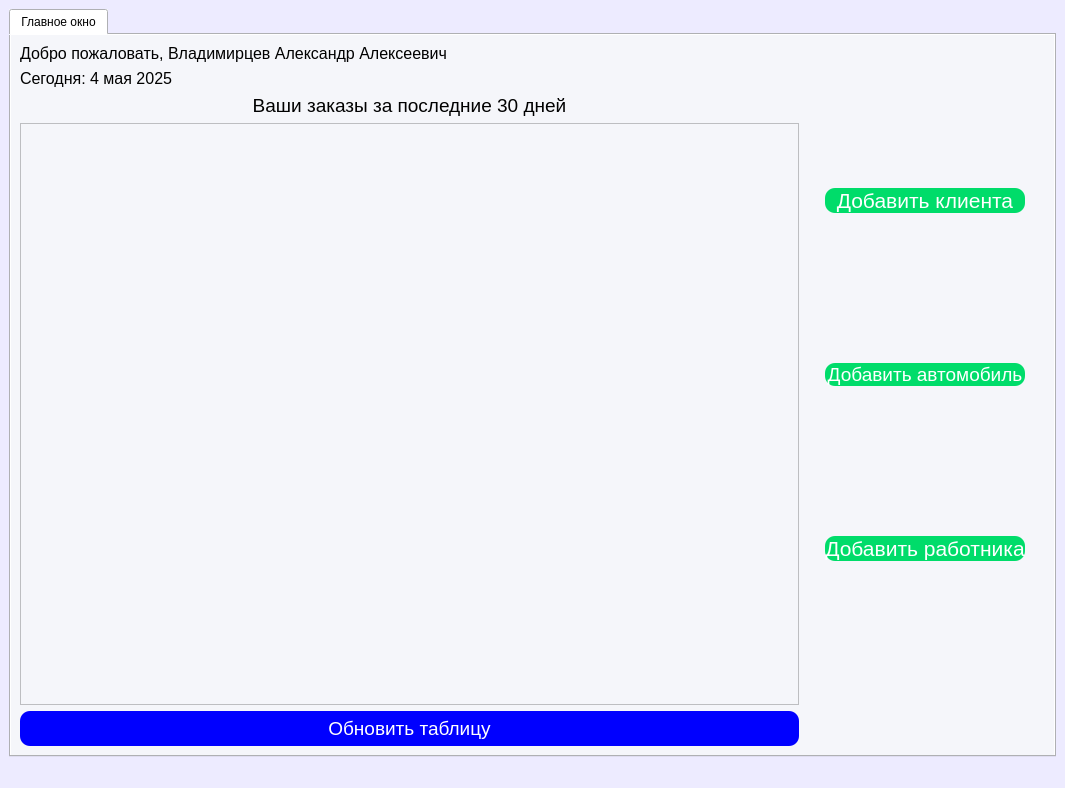
Qt form ui/mainwindow_admin.ui (Mostov2005/SQL_car_service) before a commit.
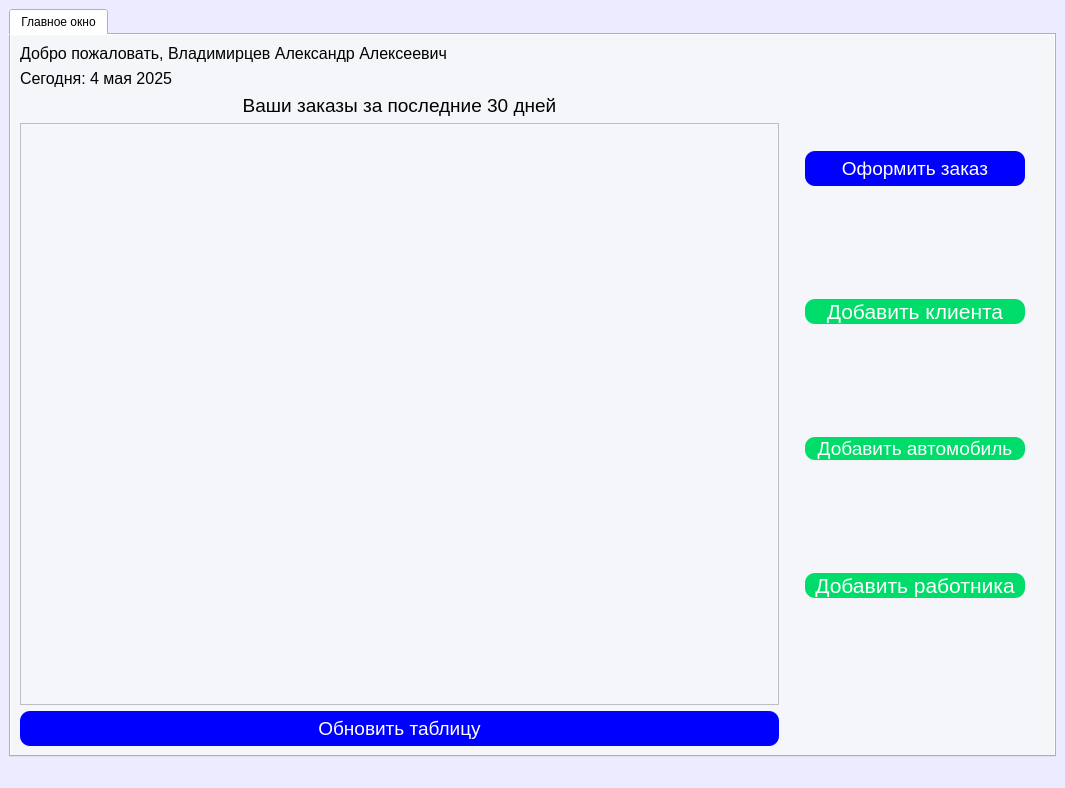
The same form after that commit.

The edit to the form file:
```diff
--- a/ui/mainwindow_admin.ui
+++ b/ui/mainwindow_admin.ui
@@ -46,7 +46,209 @@
            <number>20</number>
           </property>
           <item>
-           <widget class="QPushButton" name="add_client">
+           <widget class="QPushButton" name="place_order_btn">
+            <property name="minimumSize">
+             <size>
+              <width>220</width>
+              <height>35</height>
+             </size>
+            </property>
+            <property name="palette">
+             <palette>
+              <active>
+               <colorrole role="WindowText">
+                <brush brushstyle="SolidPattern">
+                 <color alpha="255">
+                  <red>255</red>
+                  <green>255</green>
+                  <blue>255</blue>
+                 </color>
+                </brush>
+               </colorrole>
+               <colorrole role="Button">
+                <brush brushstyle="SolidPattern">
+                 <color alpha="255">
+                  <red>0</red>
+                  <green>0</green>
+                  <blue>255</blue>
+                 </color>
+                </brush>
+               </colorrole>
+               <colorrole role="Text">
+                <brush brushstyle="SolidPattern">
+                 <color alpha="255">
+                  <red>255</red>
+                  <green>255</green>
+                  <blue>255</blue>
+                 </color>
+                </brush>
+               </colorrole>
+               <colorrole role="ButtonText">
+                <brush brushstyle="SolidPattern">
+                 <color alpha="255">
+                  <red>255</red>
+                  <green>255</green>
+                  <blue>255</blue>
+                 </color>
+                </brush>
+               </colorrole>
+               <colorrole role="Base">
+                <brush brushstyle="SolidPattern">
+                 <color alpha="255">
+                  <red>0</red>
+                  <green>0</green>
+                  <blue>255</blue>
+                 </color>
+                </brush>
+               </colorrole>
+               <colorrole role="Window">
+                <brush brushstyle="SolidPattern">
+                 <color alpha="255">
+                  <red>0</red>
+                  <green>0</green>
+                  <blue>255</blue>
+                 </color>
+                </brush>
+               </colorrole>
+              </active>
+              <inactive>
+               <colorrole role="WindowText">
+                <brush brushstyle="SolidPattern">
+                 <color alpha="255">
+                  <red>255</red>
+                  <green>255</green>
+                  <blue>255</blue>
+                 </color>
+                </brush>
+               </colorrole>
+               <colorrole role="Button">
+                <brush brushstyle="SolidPattern">
+                 <color alpha="255">
+                  <red>0</red>
+                  <green>0</green>
+                  <blue>255</blue>
+                 </color>
+                </brush>
+               </colorrole>
+               <colorrole role="Text">
+                <brush brushstyle="SolidPattern">
+                 <color alpha="255">
+                  <red>255</red>
+                  <green>255</green>
+                  <blue>255</blue>
+                 </color>
+                </brush>
+               </colorrole>
+               <colorrole role="ButtonText">
+                <brush brushstyle="SolidPattern">
+                 <color alpha="255">
+                  <red>255</red>
+                  <green>255</green>
+                  <blue>255</blue>
+                 </color>
+                </brush>
+               </colorrole>
+               <colorrole role="Base">
+                <brush brushstyle="SolidPattern">
+                 <color alpha="255">
+                  <red>0</red>
+                  <green>0</green>
+                  <blue>255</blue>
+                 </color>
+                </brush>
+               </colorrole>
+               <colorrole role="Window">
+                <brush brushstyle="SolidPattern">
+                 <color alpha="255">
+                  <red>0</red>
+                  <green>0</green>
+                  <blue>255</blue>
+                 </color>
+                </brush>
+               </colorrole>
+              </inactive>
+              <disabled>
+               <colorrole role="WindowText">
+                <brush brushstyle="SolidPattern">
+                 <color alpha="255">
+                  <red>255</red>
+                  <green>255</green>
+                  <blue>255</blue>
+                 </color>
+                </brush>
+               </colorrole>
+               <colorrole role="Button">
+                <brush brushstyle="SolidPattern">
+                 <color alpha="255">
+                  <red>0</red>
+                  <green>0</green>
+                  <blue>255</blue>
+                 </color>
+                </brush>
+               </colorrole>
+               <colorrole role="Text">
+                <brush brushstyle="SolidPattern">
+                 <color alpha="255">
+                  <red>255</red>
+                  <green>255</green>
+                  <blue>255</blue>
+                 </color>
+                </brush>
+               </colorrole>
+               <colorrole role="ButtonText">
+                <brush brushstyle="SolidPattern">
+                 <color alpha="255">
+                  <red>255</red>
+                  <green>255</green>
+                  <blue>255</blue>
+                 </color>
+                </brush>
+               </colorrole>
+               <colorrole role="Base">
+                <brush brushstyle="SolidPattern">
+                 <color alpha="255">
+                  <red>0</red>
+                  <green>0</green>
+                  <blue>255</blue>
+                 </color>
+                </brush>
+               </colorrole>
+               <colorrole role="Window">
+                <brush brushstyle="SolidPattern">
+                 <color alpha="255">
+                  <red>0</red>
+                  <green>0</green>
+                  <blue>255</blue>
+                 </color>
+                </brush>
+               </colorrole>
+              </disabled>
+             </palette>
+            </property>
+            <property name="font">
+             <font>
+              <pointsize>14</pointsize>
+             </font>
+            </property>
+            <property name="styleSheet">
+             <string notr="true">#place_order_btn {
+   background-color:rgb(0, 0, 255); /* Цвет фона кнопки */
+    border-radius: 10px; /* Устанавливаем радиус закругления углов */
+    color: white; /* Цвет текста кнопки */
+}
+#place_order_btn:hover {
+                background-color: rgb(0, 0, 158)
+}
+
+</string>
+            </property>
+            <property name="text">
+             <string>Оформить заказ</string>
+            </property>
+           </widget>
+          </item>
+          <item>
+           <widget class="QPushButton" name="add_client_btn">
             <property name="palette">
              <palette>
               <active>
@@ -225,15 +427,15 @@
              </font>
             </property>
             <property name="styleSheet">
-             <string notr="true">#add_client {
+             <string notr="true">#add_client_btn {
    background-color:rgb(0, 220, 106); /* Цвет фона кнопки */
     border-radius: 10px; /* Устанавливаем радиус закругления углов */
     color: white; /* Цвет текста кнопки */
 }
-#add_client:hover {
+#add_client_btn:hover {
                 background-color:rgb(0, 152, 0)
 }
-#add_client:pressed {
+#add_client_btn:pressed {
 	background-color: rgb(0, 132, 0)
 }
 
@@ -247,7 +449,7 @@
            </widget>
           </item>
           <item>
-           <widget class="QPushButton" name="add_car">
+           <widget class="QPushButton" name="add_car_btn">
             <property name="palette">
              <palette>
               <active>
@@ -426,12 +628,12 @@
              </font>
             </property>
             <property name="styleSheet">
-             <string notr="true">#add_car {
+             <string notr="true">#add_car_btn {
    background-color:rgb(0, 220, 106); /* Цвет фона кнопки */
     border-radius: 10px; /* Устанавливаем радиус закругления углов */
     color: white; /* Цвет текста кнопки */
 }
-#add_car:hover {
+#add_car_btn:hover {
                 background-color:rgb(0, 152, 0);
 }
 
@@ -444,7 +646,7 @@
            </widget>
           </item>
           <item>
-           <widget class="QPushButton" name="add_mechanic">
+           <widget class="QPushButton" name="add_mechanic_btn">
             <property name="palette">
              <palette>
               <active>
@@ -623,15 +825,15 @@
              </font>
             </property>
             <property name="styleSheet">
-             <string notr="true">#add_mechanic {
+             <string notr="true">#add_mechanic_btn {
    background-color:rgb(0, 220, 106); /* Цвет фона кнопки */
     border-radius: 10px; /* Устанавливаем радиус закругления углов */
     color: white; /* Цвет текста кнопки */
 }
-#add_mechanic:hover {
+#add_mechanic_btn:hover {
                 background-color:rgb(0, 152, 0)
 }
-#add_mechanic:pressed {
+#add_mechanic_btn:pressed {
 	background-color: rgb(0, 132, 0)
 }
 
```
